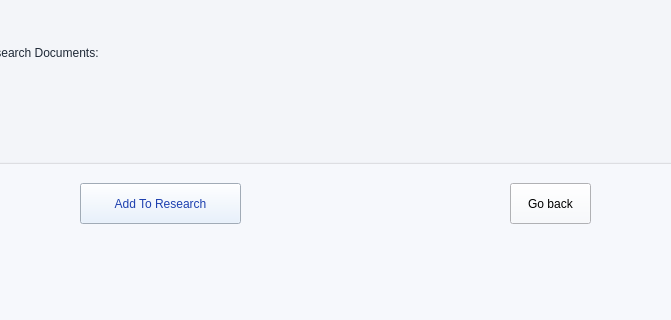
Above: mainwindow.ui from Confused-Guy/Smart-research-publication-management before the change; both pictures show x 260 to 931 and y 447 to 767 of the 1298 by 767 pixel window. Below: the same form after it.
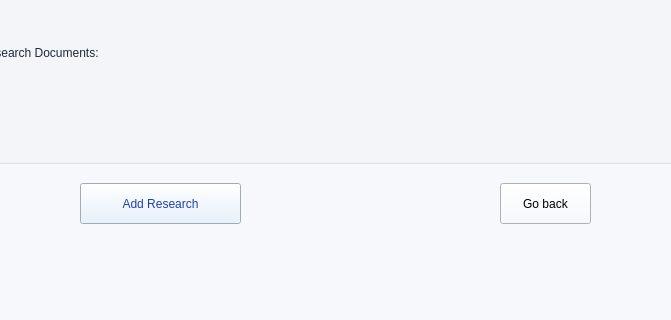
That is the form after the change. The open tabs and pages were chosen to show the change. Icons and pictures are not drawn.

```diff
--- a/mainwindow.ui
+++ b/mainwindow.ui
@@ -9289,9 +9289,9 @@
      <widget class="QPushButton" name="backHome2">
       <property name="geometry">
        <rect>
-        <x>700</x>
+        <x>690</x>
         <y>630</y>
-        <width>81</width>
+        <width>91</width>
         <height>41</height>
        </rect>
       </property>
@@ -9547,7 +9547,7 @@
        <cursorShape>PointingHandCursor</cursorShape>
       </property>
       <property name="text">
-       <string>Add To Research</string>
+       <string>Add Research</string>
       </property>
       <property name="icon">
        <iconset>
```
Left out of the diff: 2 changed lines with no effect on the pictures.
